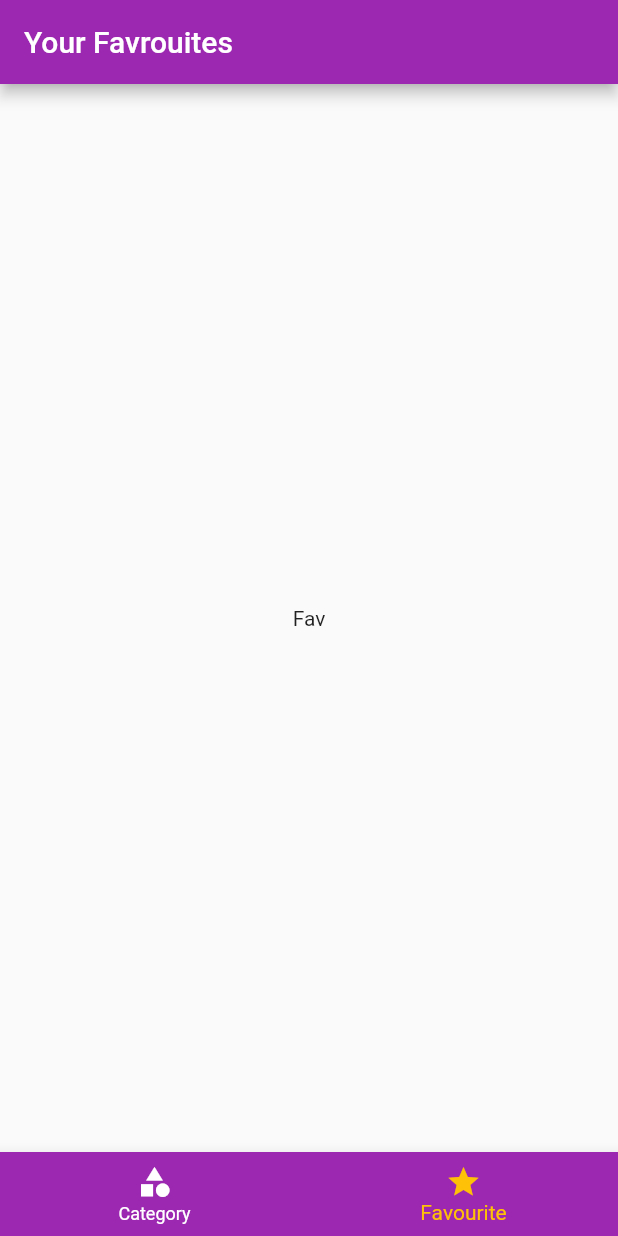
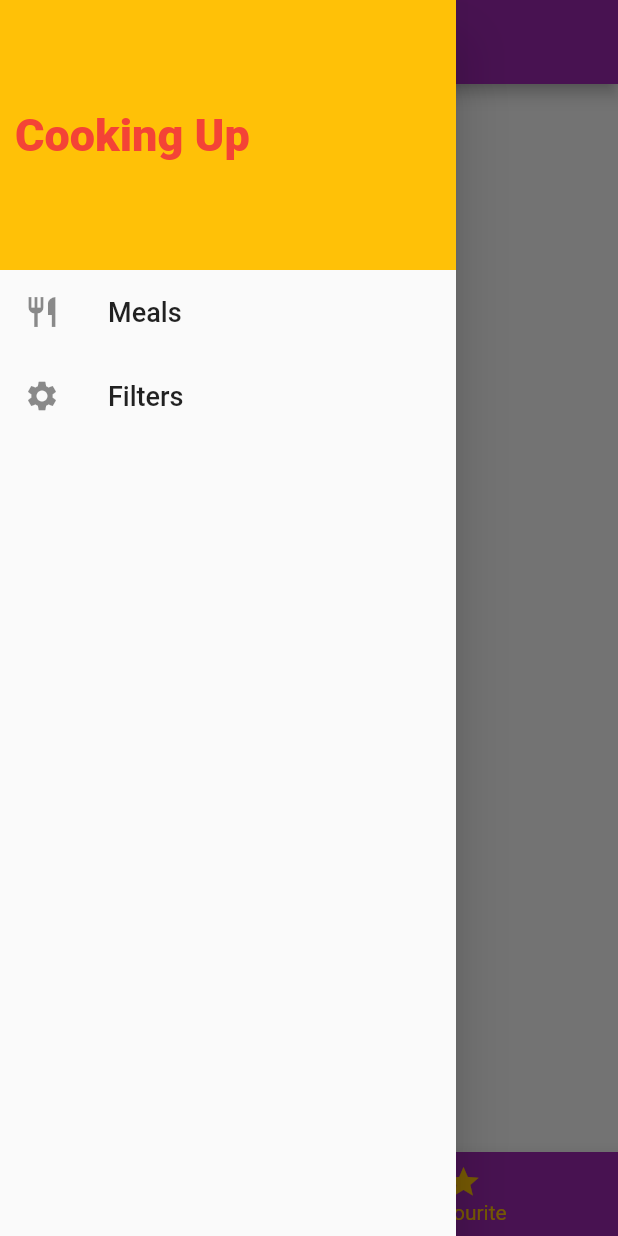
Before and after one commit to YuneshShrestha/meals_app, a Flutter app: the screen it shows after launch, item 2 of the bottom bar chosen, with the side drawer open (before the commit the screen has no drawer), on a phone screen of 412 x 824 dp. Run offline on Flutter 3.47's test engine with Material 2 defaults, Android fonts, the phone set to English and light mode, and no system bars.

Commit message:
drwaer added

```diff
--- a/lib/main.dart
+++ b/lib/main.dart
@@ -1,4 +1,5 @@
 import 'package:flutter/material.dart';
+import 'package:meals_app/screen/filters_screen.dart';
 import './screen/bottom_navbar.dart';
 import './screen/category_meals_screen.dart';
 import './screen/meal_detail_screen.dart';
@@ -15,6 +16,7 @@ class MyApp extends StatelessWidget {
         // home: const CategoriesScreen(),
         // darkTheme: ThemeData.dark(),
         // themeMode: ThemeMode.dark,
+        debugShowCheckedModeBanner: false,
         theme: ThemeData(
           // brightness: Brightness.dark,
           colorScheme: ColorScheme.fromSwatch(primarySwatch: Colors.purple)
@@ -32,6 +34,7 @@ class MyApp extends StatelessWidget {
               const CategoryMealsScreen(),
           MealDetailScreen.route: (BuildContext context) =>
               const MealDetailScreen(),
+          FiltersScreen.route: (BuildContext context) => const FiltersScreen()
         },
         onUnknownRoute: (settings) {
           return MaterialPageRoute(builder: (_) => const CategoriesScreen());
--- a/lib/screen/bottom_navbar.dart
+++ b/lib/screen/bottom_navbar.dart
@@ -1,6 +1,7 @@
 import 'package:flutter/material.dart';
 import 'package:meals_app/screen/categories_screen.dart';
-import 'package:meals_app/screen/favrouites.dart';
+import 'package:meals_app/screen/favrouites_screen.dart';
+import 'package:meals_app/widgets/main_drawer.dart';
 
 class BottomNavbar extends StatefulWidget {
   const BottomNavbar({Key? key}) : super(key: key);
@@ -19,7 +20,7 @@ class _BottomNavbarState extends State<BottomNavbar> {
 
   final List<Map<String, Object>> pages = [
     {'page': const CategoriesScreen(), 'title': 'Categories'},
-    {'page': const Favrouites(), 'title': 'Your Favrouites'}
+    {'page': const FavrouitesScreen(), 'title': 'Your Favrouites'}
   ];
 
   @override
@@ -28,7 +29,8 @@ class _BottomNavbarState extends State<BottomNavbar> {
       appBar: AppBar(
         title: Text(pages[currentIndex]['title'] as String),
       ),
-      body: pages[currentIndex]['page'] as Widget,
+      drawer: const MainDrawer(),
+      body: SafeArea(child: pages[currentIndex]['page'] as Widget),
       bottomNavigationBar: BottomNavigationBar(
         onTap: getIndex,
         currentIndex: currentIndex,
--- a/lib/screen/category_meals_screen.dart
+++ b/lib/screen/category_meals_screen.dart
@@ -8,7 +8,7 @@ class CategoryMealsScreen extends StatelessWidget {
 
   @override
   Widget build(BuildContext context) {
-    print('Not Here');
+    // print('Not Here');
 
     final args =
         ModalRoute.of(context)?.settings.arguments as Map<String, String>;
--- a/lib/screen/favrouites.dart
+++ /dev/null
@@ -1,16 +0,0 @@
-import 'package:flutter/material.dart';
-class Favrouites extends StatefulWidget {
-  const Favrouites({ Key? key }) : super(key: key);
-
-  @override
-  State<Favrouites> createState() => _FavrouitesState();
-}
-
-class _FavrouitesState extends State<Favrouites> {
-  @override
-  Widget build(BuildContext context) {
-    return const Center(
-      child: Text('Fav'),
-    );
-  }
-}
--- /dev/null
+++ b/lib/screen/favrouites_screen.dart
@@ -0,0 +1,16 @@
+import 'package:flutter/material.dart';
+class FavrouitesScreen extends StatefulWidget {
+  const FavrouitesScreen({ Key? key }) : super(key: key);
+
+  @override
+  State<FavrouitesScreen> createState() => _FavrouitesScreenState();
+}
+
+class _FavrouitesScreenState extends State<FavrouitesScreen> {
+  @override
+  Widget build(BuildContext context) {
+    return const Center(
+      child: Text('Fav'),
+    );
+  }
+}
--- /dev/null
+++ b/lib/screen/filters_screen.dart
@@ -0,0 +1,17 @@
+import 'package:flutter/material.dart';
+import 'package:meals_app/widgets/main_drawer.dart';
+
+class FiltersScreen extends StatelessWidget {
+  static const String route = '/filters';
+  const FiltersScreen({Key? key}) : super(key: key);
+
+  @override
+  Widget build(BuildContext context) {
+    return Scaffold(
+      appBar: AppBar(
+        title: const Text('Filters'),
+      ),
+      drawer: const MainDrawer(),
+    );
+  }
+}
--- /dev/null
+++ b/lib/widgets/main_drawer.dart
@@ -0,0 +1,48 @@
+import 'package:flutter/material.dart';
+import 'package:meals_app/screen/filters_screen.dart';
+
+class MainDrawer extends StatelessWidget {
+  const MainDrawer({Key? key}) : super(key: key);
+  ListTile buildListTile(IconData icon, String text, Function tapped) {
+    return ListTile(
+      leading: Icon(
+        icon,
+      ),
+      title: Text(
+        text,
+        style: const TextStyle(fontSize: 18.0),
+      ),
+      onTap: () => tapped(),
+    );
+  }
+
+  @override
+  Widget build(BuildContext context) {
+    return Drawer(
+      child: Column(
+        children: [
+          Container(
+            height: 180,
+            width: double.infinity,
+            alignment: Alignment.centerLeft,
+            padding: const EdgeInsets.all(10.0),
+            color: Theme.of(context).colorScheme.secondary,
+            child: const Text(
+              'Cooking Up',
+              style: TextStyle(
+                  fontSize: 30.0,
+                  color: Colors.red,
+                  fontWeight: FontWeight.w900),
+            ),
+          ),
+          buildListTile(Icons.restaurant, 'Meals', () {
+            Navigator.pushReplacementNamed(context, '/');
+          }),
+          buildListTile(Icons.settings, 'Filters', () {
+            Navigator.pushReplacementNamed(context, FiltersScreen.route);
+          }),
+        ],
+      ),
+    );
+  }
+}
```
